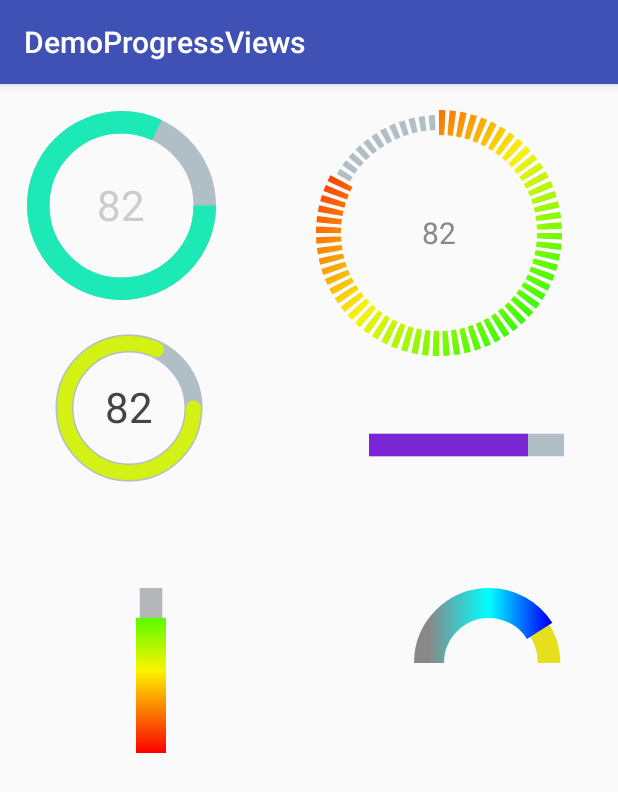
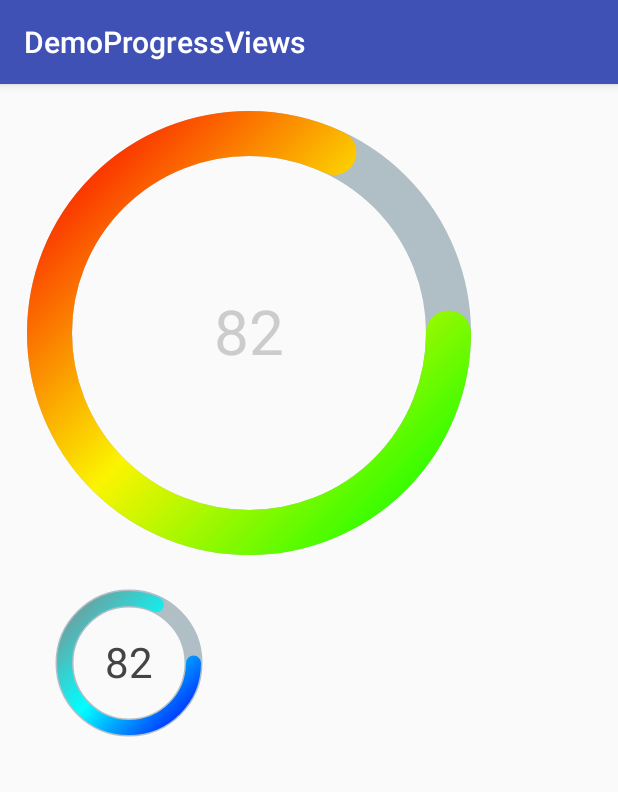
Before and after one commit to natasam/DemoProgressViewsLibApp, an Android app: the screen it shows after launch (DemoActivity), on a phone screen of 412 x 824 dp. Shown: the top 792 px of the screen. Run offline under Robolectric (Android 15) with nearby library versions, the phone set to English and light mode, and no system bars.

Commit message:
small commit

```diff
--- a/app/src/main/java/com/natasa/demoprogressviews/DemoActivity.java
+++ b/app/src/main/java/com/natasa/demoprogressviews/DemoActivity.java
@@ -40,33 +40,24 @@ public class DemoActivity extends AppCompatActivity {
         setSupportActionBar(toolbar);
         mHandler = new Handler();
 
-        segmentBar = (CircleSegmentBar) findViewById(R.id.segment_bar);
-        //you can set for every ProgressView width, progress background width, progress bar line width
-        segmentBar.setCircleViewPadding(2);
-        segmentBar.setWidth(250);
-        segmentBar.setWidthProgressBackground(25);
-        segmentBar.setWidthProgressBarLine(25);
-        //you can set start position for progress
-        segmentBar.setStartPositionInDegrees(ProgressStartPoint.BOTTOM);
-
-        //you can set linear gradient with default colors or to set yours colors, or sweep gradient
-        segmentBar.setLinearGradientProgress(true);
+        //initSegmentProgressBar();
 
 
-        lineProgressbar = (LineProgressBar) findViewById(R.id.line_progressbar);
-        lineProgressbar1 = (LineProgressBar) findViewById(R.id.line_progressbar1);
-        lineProgressbar1.setLineOrientation(ProgressLineOrientation.VERTICAL);
-        lineProgressbar1.setLinearGradientProgress(true);
+        initLineProgressBar();
 
         circleProgressBar1 = (CircleProgressBar) findViewById(R.id.circle_progress1);
-        segmentBar.setStartPositionInDegrees(ProgressStartPoint.LEFT);
+        circleProgressBar = (CircleProgressBar) findViewById(R.id.circle_progress);
 
-        arc_progressbar = (ArcProgressBar) findViewById(R.id.arc_progressbar);
-        arc_progressbar.setLinearGradientProgress(true, colors);
+
+       // arc_progressbar = (ArcProgressBar) findViewById(R.id.arc_progressbar);
+       // arc_progressbar.setLinearGradientProgress(true, colors);
         circleProgressBar1.setRoundEdgeProgress(true);
 
+        circleProgressBar1.setLinearGradientProgress(true, colors);
+        circleProgressBar.setRoundEdgeProgress(true);
+        circleProgressBar.setTextSize(62);
+        circleProgressBar.setLinearGradientProgress(true);
 
-        circleProgressBar = (CircleProgressBar) findViewById(R.id.circle_progress);
         //you can set listener for progress in every ProgressView
         circleProgressBar.setOnProgressViewListener(new OnProgressViewListener() {
             @Override
@@ -86,6 +77,27 @@ public class DemoActivity extends AppCompatActivity {
         addCircleView();
 
 
+    }
+
+    private void initLineProgressBar() {
+        lineProgressbar = (LineProgressBar) findViewById(R.id.line_progressbar);
+        lineProgressbar1 = (LineProgressBar) findViewById(R.id.line_progressbar1);
+        lineProgressbar1.setLineOrientation(ProgressLineOrientation.VERTICAL);
+        lineProgressbar1.setLinearGradientProgress(true);
+    }
+
+    private void initSegmentProgressBar() {
+        segmentBar = (CircleSegmentBar) findViewById(R.id.segment_bar);
+        //you can set for every ProgressView width, progress background width, progress bar line width
+        segmentBar.setCircleViewPadding(2);
+        segmentBar.setWidth(250);
+        segmentBar.setWidthProgressBackground(25);
+        segmentBar.setWidthProgressBarLine(25);
+        //you can set start position for progress
+        segmentBar.setStartPositionInDegrees(ProgressStartPoint.BOTTOM);
+
+        //you can set linear gradient with default colors or to set yours colors, or sweep gradient
+        segmentBar.setLinearGradientProgress(true);
     }
 
     //examples adding progressview programatically
@@ -137,14 +149,14 @@ public class DemoActivity extends AppCompatActivity {
                             circleProgressBar1.setProgress(progress);
                             circleProgressBar1.setText("" + progress, Color.DKGRAY);
 
-                            lineProgressbar.setProgress(progress);
-                            lineProgressbar1.setProgress(progress);
+                            //lineProgressbar.setProgress(progress);
+                            //lineProgressbar1.setProgress(progress);
 
-                            segmentBar.setProgress((float) progress);
-                            segmentBar.setText("" + progress, 30, Color.GRAY);
+                            //segmentBar.setProgress((float) progress);
+                            //segmentBar.setText("" + progress, 30, Color.GRAY);
 
-                            arc_progressbar.setProgress(progress);
-                            arc_progressbar.setText("" + progress);
+                           // arc_progressbar.setProgress(progress);
+                           // arc_progressbar.setText("" + progress);
                         }
                     });
 
--- a/app/src/main/res/layout/content_main.xml
+++ b/app/src/main/res/layout/content_main.xml
@@ -21,10 +21,11 @@
 
         <com.natasa.progressviews.CircleProgressBar
             android:id="@+id/circle_progress"
-            android:layout_width="130dp"
-            android:layout_height="200dp"
-            app:bar_width="15dp"
-            app:progress_width="15dp" />
+            android:layout_width="300dp"
+            android:layout_height="300dp"
+            app:bar_width="30dp"
+
+            app:progress_width="30dp" />
 
         <com.natasa.progressviews.CircleProgressBar
             android:id="@+id/circle_progress1"
@@ -48,7 +49,8 @@
             app:bar_width="15dp"
             app:progress_color="#7a26d4"
 
-            app:progress_width="15dp" />
+            app:progress_width="15dp"
+            android:visibility="gone" />
 
         <com.natasa.progressviews.CircleSegmentBar
             android:id="@+id/segment_bar"
@@ -60,7 +62,7 @@
             app:progress_color="#f77630"
             app:progress_width="10dp"
 
-            />
+            android:visibility="gone" />
 
         <com.natasa.progressviews.LineProgressBar
             android:id="@+id/line_progressbar1"
@@ -72,7 +74,8 @@
             app:bar_color="#b5b6b9"
             app:bar_width="15dp"
             app:progress_color="#d42640"
-            app:progress_width="20dp" />
+            app:progress_width="20dp"
+            android:visibility="gone" />
 
         <com.natasa.progressviews.ArcProgressBar
             android:id="@+id/arc_progressbar"
@@ -84,7 +87,8 @@
             app:bar_color="#e6df1b"
             app:bar_width="15dp"
             app:progress_color="#9ad426"
-            app:progress_width="20dp" />
+            app:progress_width="20dp"
+            android:visibility="gone" />
 
         <RelativeLayout
             android:id="@+id/rlContainer"
```
Also changed, not shown: progressviewslib/src/main/java/com/natasa/progressviews/ProgressView.java (+9 -7 lines).
